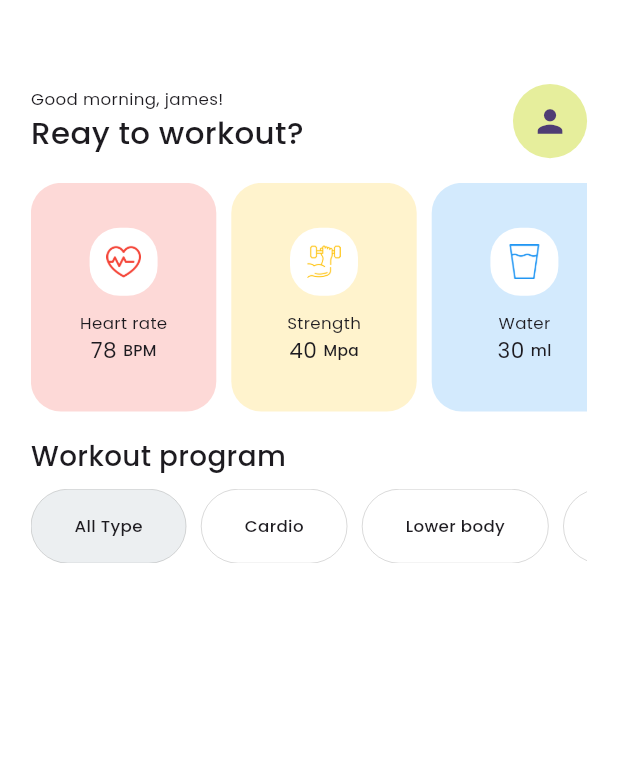
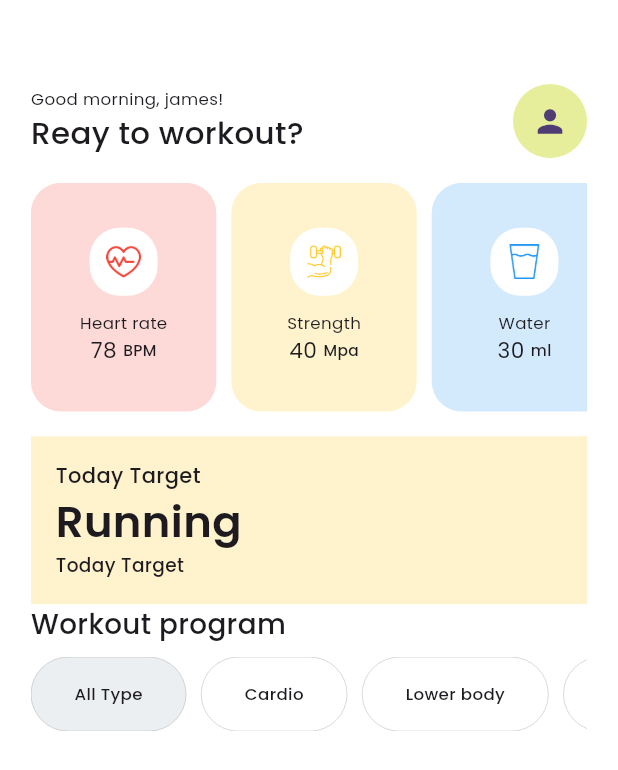
Before and after one commit to Ch-Muhammad-Tahir/Gym-Mobile-UI, a Flutter app: the HomeScreen screen opened directly, on a phone screen of 412 x 824 dp. Shown: the top 770 px of the screen. Run offline on Flutter 3.47's test engine with Material 3 defaults, Android fonts, the phone set to English and light mode, and no system bars.

```diff
--- a/lib/presentation/home_screen/home_screen.dart
+++ b/lib/presentation/home_screen/home_screen.dart
@@ -3,6 +3,7 @@ import 'package:gym_ui/common_widgets/custom_text.dart';
 import 'package:gym_ui/presentation/home_screen/widgets/daily_workout_list_view.dart';
 import 'package:gym_ui/utilities/app_string.dart';
 
+import 'widgets/today_target.dart';
 import 'widgets/top_bar_widget.dart';
 import 'widgets/workout_program_list_view.dart';
 
@@ -31,6 +32,7 @@ class HomeScreen extends StatelessWidget {
             SizedBox(
               height: size.width * 0.04,
             ),
+            const TodayTargetWidget(),
             MyText(
               text: AppStrings.workoutProgram,
               fontSize: size.width * 0.045,
--- /dev/null
+++ b/lib/presentation/home_screen/widgets/today_target.dart
@@ -0,0 +1,43 @@
+import 'package:flutter/material.dart';
+import 'package:gym_ui/common_widgets/custom_text.dart';
+import 'package:gym_ui/utilities/app_string.dart';
+
+class TodayTargetWidget extends StatelessWidget {
+  const TodayTargetWidget({super.key});
+
+  @override
+  Widget build(BuildContext context) {
+    var size = MediaQuery.sizeOf(context);
+    return Container(
+      // height: ,
+      // width: ,
+      padding: EdgeInsets.all(size.width * 0.04),
+      decoration: BoxDecoration(
+        color: Colors.amber.withOpacity(0.2),
+      ),
+      child: Row(
+        children: [
+          Column(
+            crossAxisAlignment: CrossAxisAlignment.start,
+            children: [
+              MyText(
+                text: AppStrings.todayTarget,
+                fontWeight: FontWeight.w500,
+              ),
+              MyText(
+                text: AppStrings.running,
+                fontSize: size.width * 0.07,
+                fontWeight: FontWeight.w600,
+              ),
+              MyText(
+                text: AppStrings.todayTarget,
+                fontSize: size.width * 0.03,
+                fontWeight: FontWeight.w500,
+              ),
+            ],
+          )
+        ],
+      ),
+    );
+  }
+}
--- a/lib/utilities/app_string.dart
+++ b/lib/utilities/app_string.dart
@@ -17,4 +17,7 @@ class AppStrings {
   static String goodMorning = "Good morning, james!";
   static String readyToWorkOut = "Reay to workout?";
   static String workoutProgram = "Workout program";
+  static String todayTarget = "Today Target";
+  static String running = "Running";
+  static String runningTime = "24 minutes";
 }
--- a/pubspec.yaml
+++ b/pubspec.yaml
@@ -87,6 +87,10 @@ flutter:
           weight: 400
         - asset: assets/fonts/Poppins-Medium.ttf
           weight: 500
+        - asset: assets/fonts/Poppins-SemiBold.ttf
+          weight: 600
+        - asset: assets/fonts/Poppins-Bold.ttf
+          weight: 700
         - asset: assets/fonts/Poppins-ExtraBold.ttf
           weight: 800
 
```
Also changed, not shown: assets/fonts/Poppins-Bold.ttf (added), assets/fonts/Poppins-SemiBold.ttf (added).
